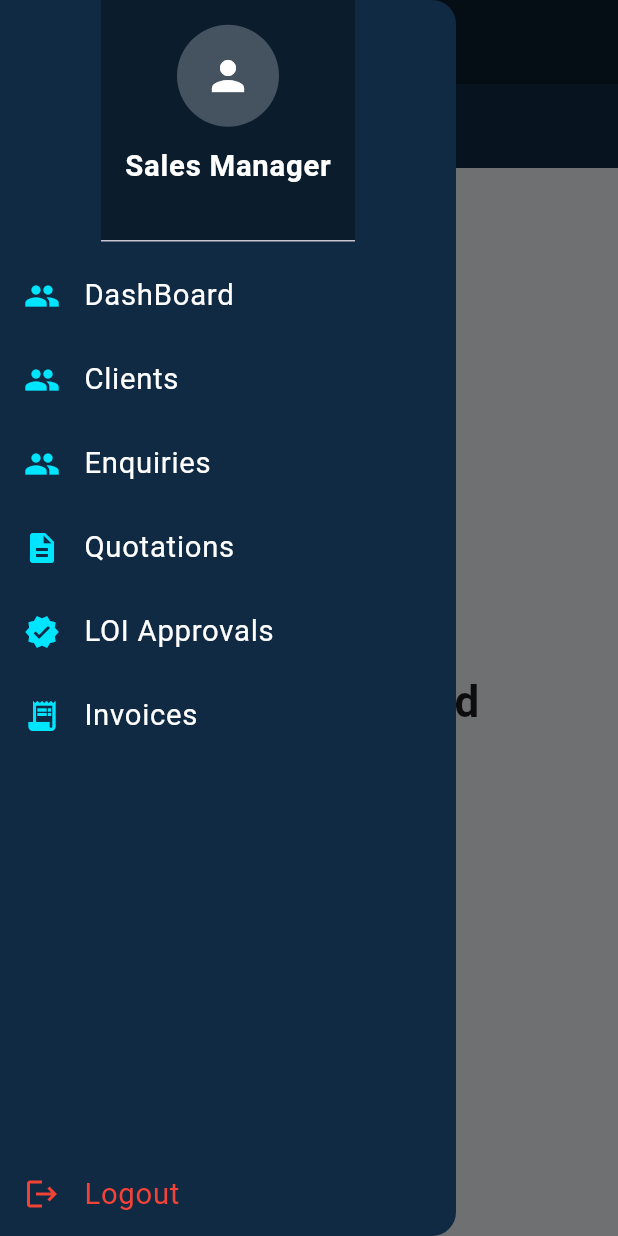
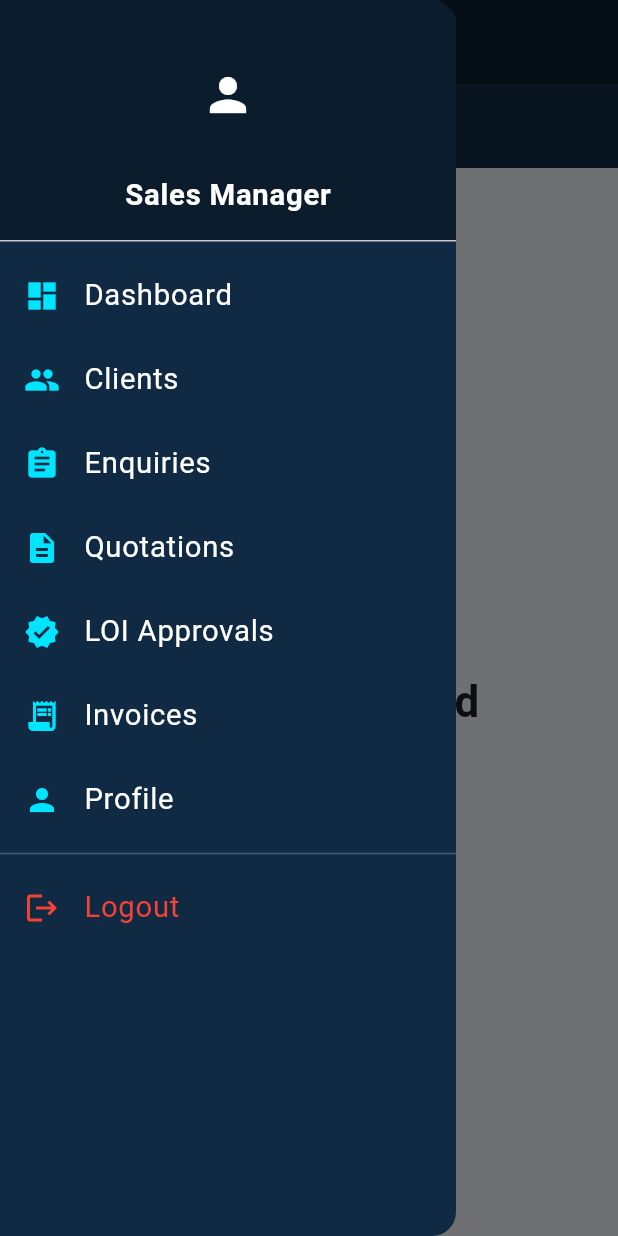
Before and after one commit to VivekPatil-2006/ERP-With-Node-Backend-and-Supabase, a Flutter app: the MainLayout screen opened directly, in the side drawer, after a tap on the "menu" icon, on a phone screen of 412 x 824 dp. Run offline on Flutter 3.47's test engine with Material 3 defaults, Android fonts, the light colour scheme and no system bars; our stand-ins replace cloud_firestore, file_picker, firebase_auth, firebase_core, fl_chart, image_picker and 1 more; accounts and stored records are empty.

Commit message:
Profile File Updated

```diff
--- a/lib/main_layout.dart
+++ b/lib/main_layout.dart
@@ -1,36 +1,27 @@
-import 'package:dealtrackuser/sales_manager/dashboard/sales_dashboard.dart';
-import 'package:dealtrackuser/sales_manager/invoices/invoice_home_screen.dart';
-import 'package:dealtrackuser/sales_manager/loi/loi_ack_screen.dart';
-import 'package:dealtrackuser/sales_manager/quotations/quotation_list_sales.dart';
 import 'package:flutter/material.dart';
 import 'package:firebase_auth/firebase_auth.dart';
 
-// import 'admin/clients/client_list_screen.dart';
 import 'core/theme/app_colors.dart';
 import 'core/services/auth_service.dart';
+import '../../../../services/api_service.dart';
 
 // ================= SALES MANAGER =================
+import 'sales_manager/dashboard/sales_dashboard.dart';
 import 'sales_manager/enquiries/sales_enquiry_list_screen.dart';
 import 'sales_manager/clients/client_list_screen.dart';
-// import 'sales_manager/clients/client_list_screen.dart';
-// import 'sales_manager/quotations/quotation_list_sales.dart';
-// import 'sales_manager/loi/loi_ack_screen.dart';
-// import 'sales_manager/invoices/invoice_home_screen.dart';
-// import 'sales_manager/profile/sales_profile_screen.dart';
+import 'sales_manager/quotations/quotation_list_sales.dart';
+import 'sales_manager/loi/loi_ack_screen.dart';
+import 'sales_manager/invoices/invoice_home_screen.dart';
+import 'sales_manager/profile/sales_profile_screen.dart';
 
 // ================= CLIENT =================
 import 'client/enquiries/client_enquiry_list_screen.dart';
-// import 'client/quotations/client_quotation_list_screen.dart';
-// import 'client/payments/client_payment_screen.dart';
-// import 'client/invoices/client_invoice_list_screen.dart';
-// import 'client/notifications/notification_list_screen.dart';
-// import 'client/profile/client_profile_screen.dart';
 
 // ================= AUTH =================
 import 'auth/login/admin_login_screen.dart';
 
 class MainLayout extends StatefulWidget {
-  final String role; // "sales_manager" | "client"
+  final String role; // sales_manager | client
 
   const MainLayout({
     super.key,
@@ -44,16 +35,39 @@ class MainLayout extends StatefulWidget {
 class _MainLayoutState extends State<MainLayout> {
   final FirebaseAuth auth = FirebaseAuth.instance;
 
+  String profileImageUrl = "";
+  bool loadingProfile = true;
+
+  String get uid => auth.currentUser!.uid;
+
+  @override
+  void initState() {
+    super.initState();
+    loadProfileImage();
+  }
+
+  // =====================================================
+  // LOAD PROFILE IMAGE (API)
+  // =====================================================
+
+  Future<void> loadProfileImage() async {
+    if (widget.role != "sales_manager") return;
+
+    try {
+      final res = await ApiService.get('/sales-managers/$uid');
+      profileImageUrl = res['salesManager']?['profileImage'] ?? "";
+    } catch (e) {
+      debugPrint("LOAD PROFILE IMAGE ERROR => $e");
+    } finally {
+      if (mounted) setState(() => loadingProfile = false);
+    }
+  }
+
   @override
   Widget build(BuildContext context) {
-    // ================= HOME SCREEN =================
-    late final Widget homeScreen;
-
-    if (widget.role == 'sales_manager') {
-      homeScreen = const SalesDashboard();
-    } else {
-      homeScreen = const ClientEnquiryListScreen();
-    }
+    final Widget homeScreen = widget.role == 'sales_manager'
+        ? const SalesDashboard()
+        : const ClientEnquiryListScreen();
 
     return Scaffold(
       drawer: _buildDrawer(),
@@ -61,15 +75,12 @@ class _MainLayoutState extends State<MainLayout> {
       appBar: AppBar(
         backgroundColor: AppColors.navy,
         foregroundColor: Colors.white,
-
-        // ✅ ENSURE DRAWER ICON APPEARS
         leading: Builder(
           builder: (context) => IconButton(
             icon: const Icon(Icons.menu),
             onPressed: () => Scaffold.of(context).openDrawer(),
           ),
         ),
-
         title: Text(
           widget.role == 'sales_manager'
               ? 'Sales Manager'
@@ -82,106 +93,36 @@ class _MainLayoutState extends State<MainLayout> {
   }
 
   // =====================================================
-  // ================= DRAWER ============================
+  // DRAWER
   // =====================================================
 
   Widget _buildDrawer() {
     return Drawer(
       backgroundColor: AppColors.darkBlue,
-      child: Column(
+      child: ListView(
+        padding: EdgeInsets.zero,
         children: [
           _buildProfileHeader(),
 
-          // ================= SALES MANAGER MENU =================
           if (widget.role == 'sales_manager') ...[
-            _menuTile(
-              'DashBoard',
-              // Icons.assignment,
-              //     () => Navigator.pop(context),
-              Icons.people,
-                  () => _push(const SalesDashboard()),
-            ),
-
-            _menuTile(
-              'Clients',
-              Icons.people,
-                  () => _push(const ClientListScreen()),
-            ),
-            _menuTile(
-              'Enquiries',
-              Icons.people,
-                  () => _push(const SalesEnquiryListScreen()),
-            ),
-
-            _menuTile(
-              'Quotations',
-              Icons.description,
-                  () => _push(const QuotationListSales()),
-            ),
-
-            _menuTile(
-              'LOI Approvals',
-              Icons.verified,
-                  () => _push(const LoiAckScreen()),
-            ),
-
-            _menuTile(
-              'Invoices',
-              Icons.receipt_long,
-                  () => _push(const InvoiceHomeScreen()),
-            ),
-
-            // _menuTile(
-            //   'Profile',
-            //   Icons.person,
-            //       () => _push(const SalesProfileScreen()),
-            // ),
-
+            _menuTile('Dashboard', Icons.dashboard,
+                    () => _push(const SalesDashboard())),
+            _menuTile('Clients', Icons.people,
+                    () => _push(const ClientListScreen())),
+            _menuTile('Enquiries', Icons.assignment,
+                    () => _push(const SalesEnquiryListScreen())),
+            _menuTile('Quotations', Icons.description,
+                    () => _push(const QuotationListSales())),
+            _menuTile('LOI Approvals', Icons.verified,
+                    () => _push(const LoiAckScreen())),
+            _menuTile('Invoices', Icons.receipt_long,
+                    () => _push(const InvoiceHomeScreen())),
+            _menuTile('Profile', Icons.person,
+                    () => _push(const SalesProfileScreen())),
           ],
 
-          // ================= CLIENT MENU =================
-          if (widget.role == 'client') ...[
-            _menuTile(
-              'Enquiries',
-              Icons.assignment,
-                  () => Navigator.pop(context),
-            ),
+          const Divider(color: Colors.white24),
 
-            /*
-            FUTURE CLIENT MENU
-            ------------------
-            _menuTile(
-              'Quotations',
-              Icons.description,
-              () => _push(const ClientQuotationListScreen()),
-            ),
-
-            _menuTile(
-              'Payments',
-              Icons.payment,
-              () => _push(const ClientPaymentScreen()),
-            ),
-            _menuTile(
-              'Invoices',
-              Icons.receipt_long,
-              () => _push(const ClientInvoiceListScreen()),
-            ),
-            _menuTile(
-              'Notifications',
-              Icons.notifications,
-              () => _push(NotificationListScreen(userId: uid)),
-            ),
-            _menuTile(
-              'Profile',
-              Icons.person,
-              () => _push(ClientProfileScreen(clientId: uid)),
-            ),
-            */
-          ],
-
-          const Spacer(),
-
-          // ================= LOGOUT =================
           ListTile(
             leading: const Icon(Icons.logout, color: Colors.red),
             title: const Text(
@@ -196,44 +137,52 @@ class _MainLayoutState extends State<MainLayout> {
   }
 
   // =====================================================
-  // ================= PROFILE HEADER ====================
+  // PROFILE HEADER
   // =====================================================
 
   Widget _buildProfileHeader() {
-    final email = auth.currentUser?.email ?? '';
+    ImageProvider? avatar;
+
+    if (profileImageUrl.isNotEmpty) {
+      avatar = NetworkImage(profileImageUrl);
+    }
 
     return DrawerHeader(
       decoration: const BoxDecoration(color: AppColors.navy),
       child: Column(
         mainAxisAlignment: MainAxisAlignment.center,
         children: [
-          CircleAvatar(
-            radius: 34,
-            backgroundColor: Colors.white24,
-            child: Icon(
-              widget.role == 'sales_manager'
-                  ? Icons.person
-                  : Icons.business,
-              color: Colors.white,
-              size: 32,
+          GestureDetector(
+            onTap: () {
+              Navigator.pop(context);
+              Navigator.push(
+                context,
+                MaterialPageRoute(
+                  builder: (_) => const SalesProfileScreen(),
+                ),
+              );
+            },
+            child: CircleAvatar(
+              radius: 40,
+              backgroundImage: avatar,
+              backgroundColor: Colors.transparent,
+              child: avatar == null
+                  ? const Icon(
+                Icons.person,
+                size: 36,
+                color: Colors.white,
+              )
+                  : null,
             ),
           ),
+
           const SizedBox(height: 12),
-          Text(
-            widget.role == 'sales_manager'
-                ? 'Sales Manager'
-                : 'Client',
-            style: const TextStyle(
+
+          const Text(
+            "Sales Manager",
+            style: TextStyle(
               color: Colors.white,
               fontWeight: FontWeight.bold,
-            ),
-          ),
-          const SizedBox(height: 4),
-          Text(
-            email,
-            style: const TextStyle(
-              color: Colors.white70,
-              fontSize: 12,
             ),
           ),
         ],
@@ -242,11 +191,11 @@ class _MainLayoutState extends State<MainLayout> {
   }
 
   // =====================================================
-  // ================= HELPERS ===========================
+  // HELPERS
   // =====================================================
 
   void _push(Widget page) {
-    Navigator.pop(context); // close drawer
+    Navigator.pop(context);
     Navigator.push(
       context,
       MaterialPageRoute(builder: (_) => page),
--- a/lib/sales_manager/enquiries/services/services.dart
+++ b/lib/sales_manager/enquiries/services/services.dart
@@ -39,6 +39,9 @@ class EnquiryService {
       'status': e['status'],
       'createdAt': e['created_at'],
       'expectedDate': e['expected_date'],
+
+      // ✅ ADD PRODUCT
+      'product': e['product'], // full product object
     };
   }
 
--- a/lib/services/api_service.dart
+++ b/lib/services/api_service.dart
@@ -4,8 +4,8 @@ import 'package:firebase_auth/firebase_auth.dart';
 
 class ApiService {
   // 🔁 Change this when deploying
-  //static const String baseUrl = "https://j3rpjd6r-8000.inc1.devtunnels.ms/api";
-  static const String baseUrl = "http://10.227.156.212:8000/api";
+  static const String baseUrl = "https://j3rpjd6r-8000.inc1.devtunnels.ms/api";
+  //static const String baseUrl = "http://10.227.156.212:8000/api";
 
   /* =======================================================
      🔐 Get Firebase ID Token (PRIVATE ROUTES)
```
Also changed, not shown: lib/sales_manager/enquiries/create_enquiry_screen.dart (+68 -78 lines), lib/sales_manager/enquiries/enquiry_details_screen.dart (+66 -7 lines), lib/sales_manager/enquiries/services/enquiry_service.dart (added, +33 -0 lines), lib/sales_manager/profile/sales_profile_screen.dart (+115 -107 lines).
